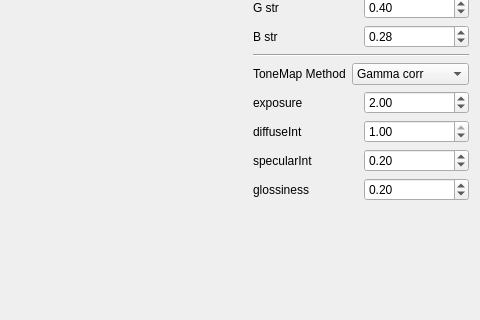
Old version of the form thesis/thesis/mainwindow.ui in the repository vcrom/SubsurfaceScattering; both pictures show x 430 to 910 and y 292 to 612 of the 910 by 697 pixel window.
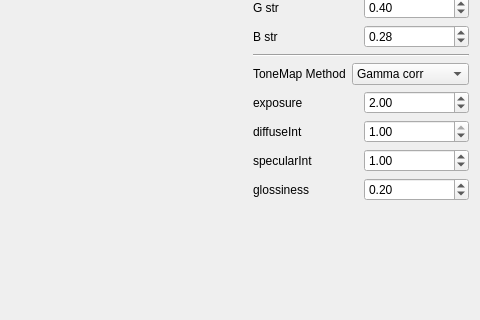
New version of the form. Custom widgets are drawn as their Qt base class.

Diff of the .ui file:
```diff
--- a/thesis/thesis/mainwindow.ui
+++ b/thesis/thesis/mainwindow.ui
@@ -371,7 +371,7 @@
            <double>0.010000000000000</double>
           </property>
           <property name="value">
-           <double>0.200000000000000</double>
+           <double>1.000000000000000</double>
           </property>
          </widget>
         </item>
```
